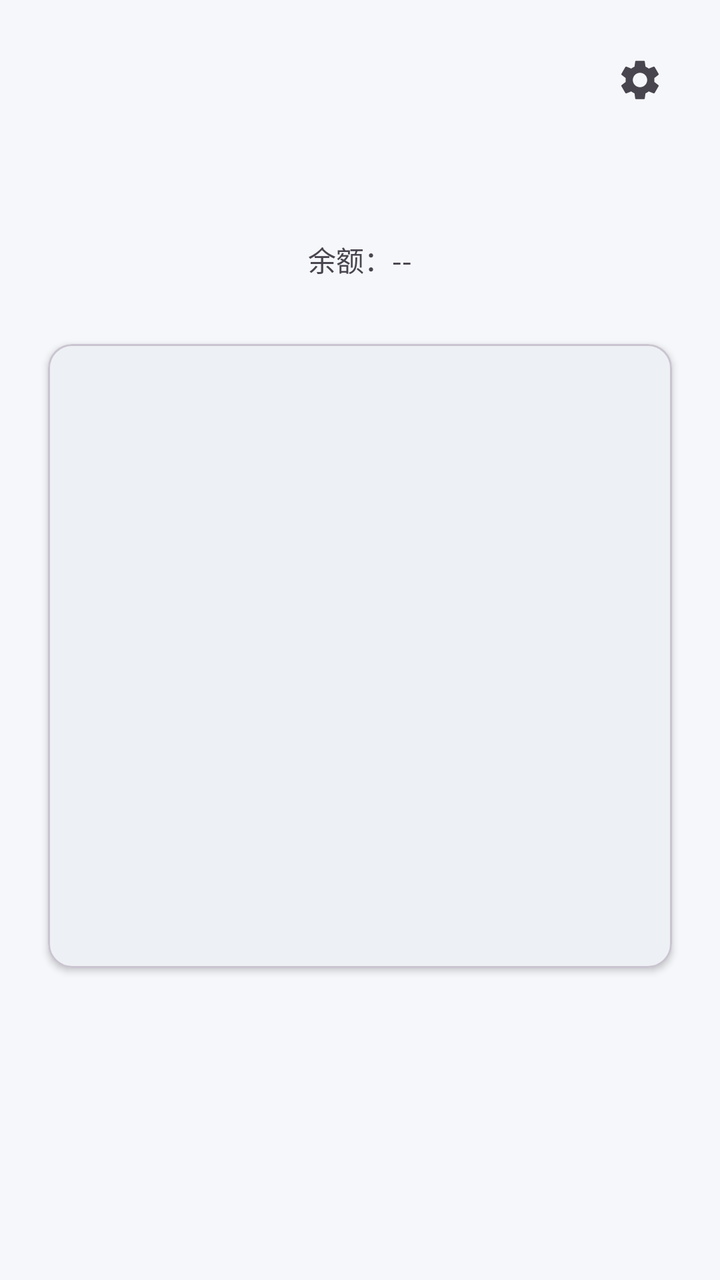
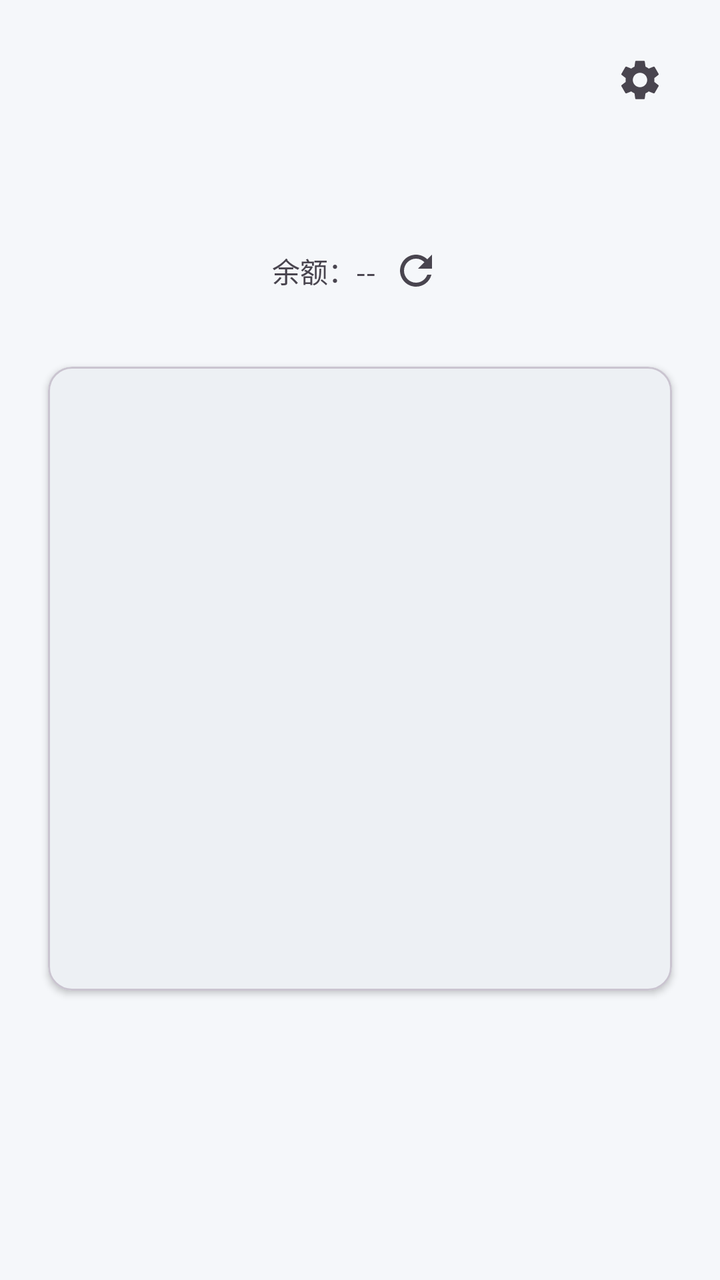

Screens rendered from an Android XML layout before and after an edit, with the pre-edit source and the edit as a unified diff.
<!-- AndroidManifest.xml: application theme Theme.Ecode -->
<!-- res/layout/activity_main.xml -->
<?xml version="1.0" encoding="utf-8"?>
<androidx.constraintlayout.widget.ConstraintLayout
    xmlns:android="http://schemas.android.com/apk/res/android"
    xmlns:app="http://schemas.android.com/apk/res-auto"
    android:layout_width="match_parent"
    android:layout_height="match_parent"
    android:background="@color/md_theme_background">

    <ImageButton
        android:id="@+id/btnSettings"
        android:layout_width="48dp"
        android:layout_height="48dp"
        android:layout_marginTop="16dp"
        android:layout_marginEnd="16dp"
        android:background="?attr/selectableItemBackgroundBorderless"
        android:contentDescription="@string/settings_title"
        android:src="@drawable/ic_settings"
        android:tint="@color/md_theme_on_surface_variant"
        app:layout_constraintEnd_toEndOf="parent"
        app:layout_constraintTop_toTopOf="parent" />

    <TextView
        android:id="@+id/tvUsername"
        android:layout_width="wrap_content"
        android:layout_height="wrap_content"
        android:layout_marginTop="64dp"
        android:textColor="@color/md_theme_primary"
        android:textSize="18sp"
        android:textStyle="bold"
        app:layout_constraintEnd_toEndOf="parent"
        app:layout_constraintStart_toStartOf="parent"
        app:layout_constraintTop_toTopOf="parent" />

    <TextView
        android:id="@+id/tvStatus"
        android:layout_width="wrap_content"
        android:layout_height="wrap_content"
        android:layout_marginTop="8dp"
        android:textColor="@color/md_theme_on_surface_variant"
        android:textSize="14sp"
        app:layout_constraintEnd_toEndOf="parent"
        app:layout_constraintStart_toStartOf="parent"
        app:layout_constraintTop_toBottomOf="@id/tvUsername" />

    <TextView
        android:id="@+id/tvBalance"
        android:layout_width="wrap_content"
        android:layout_height="wrap_content"
        android:layout_marginTop="4dp"
        android:text="@string/balance_unknown"
        android:textColor="@color/md_theme_on_surface_variant"
        android:textSize="14sp"
        app:layout_constraintEnd_toEndOf="parent"
        app:layout_constraintStart_toStartOf="parent"
        app:layout_constraintTop_toBottomOf="@id/tvStatus" />

    <com.google.android.material.card.MaterialCardView
        android:id="@+id/cardQRCode"
        android:layout_width="wrap_content"
        android:layout_height="wrap_content"
        android:layout_marginTop="32dp"
        app:cardCornerRadius="12dp"
        app:cardElevation="2dp"
        app:contentPadding="16dp"
        app:layout_constraintEnd_toEndOf="parent"
        app:layout_constraintStart_toStartOf="parent"
        app:layout_constraintTop_toBottomOf="@id/tvBalance"
        app:strokeColor="@color/md_theme_outline"
        app:strokeWidth="1dp">

        <FrameLayout
            android:layout_width="280dp"
            android:layout_height="280dp">

            <ImageView
                android:id="@+id/ivQRCode"
                android:layout_width="280dp"
                android:layout_height="280dp"
                android:scaleType="fitCenter" />

            <LinearLayout
                android:id="@+id/layoutQRPlaceholder"
                android:layout_width="match_parent"
                android:layout_height="match_parent"
                android:gravity="center"
                android:orientation="vertical"
                android:visibility="gone">

                <ImageView
                    android:layout_width="64dp"
                    android:layout_height="64dp"
                    android:alpha="0.3"
                    android:src="@drawable/ic_lock"
                    android:tint="@color/md_theme_on_surface_variant" />

                <TextView
                    android:layout_width="wrap_content"
                    android:layout_height="wrap_content"
                    android:layout_marginTop="12dp"
                    android:alpha="0.5"
                    android:text="@string/qr_hidden_placeholder"
                    android:textColor="@color/md_theme_on_surface_variant"
                    android:textSize="14sp" />
            </LinearLayout>
        </FrameLayout>
    </com.google.android.material.card.MaterialCardView>

</androidx.constraintlayout.widget.ConstraintLayout>
<!-- resources referenced by this layout -->
<resources>
  <color name="md_theme_background">#F5F7FA</color>
  <color name="md_theme_on_surface_variant">#49454F</color>
  <color name="md_theme_outline">#CAC4D0</color>
  <color name="md_theme_primary">#003366</color>
  <!-- drawable ic_lock (drawable) -->
  <?xml version="1.0" encoding="utf-8"?>
  <vector xmlns:android="http://schemas.android.com/apk/res/android"
      android:width="24dp"
      android:height="24dp"
      android:viewportWidth="24"
      android:viewportHeight="24">
      <path
          android:fillColor="#FF000000"
          android:pathData="M18,8h-1V6c0,-2.76 -2.24,-5 -5,-5S7,3.24 7,6v2H6c-1.1,0 -2,0.9 -2,2v10c0,1.1 0.9,2 2,2h12c1.1,0 2,-0.9 2,-2V10c0,-1.1 -0.9,-2 -2,-2zM12,17c-1.1,0 -2,-0.9 -2,-2s0.9,-2 2,-2 2,0.9 2,2 -0.9,2 -2,2zM15.1,8H8.9V6c0,-1.71 1.39,-3.1 3.1,-3.1s3.1,1.39 3.1,3.1v2z" />
  </vector>
  <string name="balance_unknown">余额：--</string>
  <string name="qr_hidden_placeholder">点击显示二维码</string>
  <string name="settings_title">设置</string>
  <style name="Theme.Ecode" parent="Theme.Material3.DayNight.NoActionBar">
          <item name="colorPrimary">@color/md_theme_primary</item>
          <item name="colorOnPrimary">@color/md_theme_on_primary</item>
          <item name="colorPrimaryContainer">@color/md_theme_primary_container</item>
          <item name="colorOnPrimaryContainer">@color/md_theme_on_primary_container</item>
          <item name="colorSecondary">@color/md_theme_secondary</item>
          <item name="colorOnSecondary">@color/md_theme_on_secondary</item>
          <item name="android:colorBackground">@color/md_theme_background</item>
          <item name="colorOnBackground">@color/md_theme_on_background</item>
          <item name="colorSurface">@color/md_theme_surface</item>
          <item name="colorOnSurface">@color/md_theme_on_surface</item>
          <item name="colorOnSurfaceVariant">@color/md_theme_on_surface_variant</item>
          <item name="colorOutline">@color/md_theme_outline</item>
      </style>
  <color name="md_theme_on_primary">#FFFFFF</color>
  <color name="md_theme_primary_container">#D6E4F0</color>
  <color name="md_theme_on_primary_container">#001D36</color>
  <color name="md_theme_secondary">#535F70</color>
  <color name="md_theme_on_secondary">#FFFFFF</color>
  <color name="md_theme_on_background">#1C1B1F</color>
  <color name="md_theme_surface">#FFFFFF</color>
  <color name="md_theme_on_surface">#1C1B1F</color>
  <!-- unchanged entries left out for length: 1 -->
</resources>

<!-- the commit's change to res/layout/activity_main.xml (unified diff, before → after) -->
@@ -42,17 +42,36 @@
         app:layout_constraintStart_toStartOf="parent"
         app:layout_constraintTop_toBottomOf="@id/tvUsername" />
 
-    <TextView
-        android:id="@+id/tvBalance"
+    <LinearLayout
+        android:id="@+id/layoutBalance"
         android:layout_width="wrap_content"
         android:layout_height="wrap_content"
         android:layout_marginTop="4dp"
-        android:text="@string/balance_unknown"
-        android:textColor="@color/md_theme_on_surface_variant"
-        android:textSize="14sp"
+        android:gravity="center_vertical"
+        android:orientation="horizontal"
         app:layout_constraintEnd_toEndOf="parent"
         app:layout_constraintStart_toStartOf="parent"
-        app:layout_constraintTop_toBottomOf="@id/tvStatus" />
+        app:layout_constraintTop_toBottomOf="@id/tvStatus">
+
+        <TextView
+            android:id="@+id/tvBalance"
+            android:layout_width="wrap_content"
+            android:layout_height="wrap_content"
+            android:text="@string/balance_unknown"
+            android:textColor="@color/md_theme_on_surface_variant"
+            android:textSize="14sp" />
+
+        <ImageButton
+            android:id="@+id/btnRefreshBalance"
+            android:layout_width="32dp"
+            android:layout_height="32dp"
+            android:layout_marginStart="4dp"
+            android:background="?attr/selectableItemBackgroundBorderless"
+            android:contentDescription="@string/refresh_balance"
+            android:padding="4dp"
+            android:src="@drawable/ic_refresh"
+            android:tint="@color/md_theme_on_surface_variant" />
+    </LinearLayout>
 
     <com.google.android.material.card.MaterialCardView
         android:id="@+id/cardQRCode"
@@ -64,7 +83,7 @@
         app:contentPadding="16dp"
         app:layout_constraintEnd_toEndOf="parent"
         app:layout_constraintStart_toStartOf="parent"
-        app:layout_constraintTop_toBottomOf="@id/tvBalance"
+        app:layout_constraintTop_toBottomOf="@id/layoutBalance"
         app:strokeColor="@color/md_theme_outline"
         app:strokeWidth="1dp">
 
<!-- resource entries referenced after the edit -->
@@ -15,8 +15,20 @@
           android:fillColor="#FF000000"
           android:pathData="M18,8h-1V6c0,-2.76 -2.24,-5 -5,-5S7,3.24 7,6v2H6c-1.1,0 -2,0.9 -2,2v10c0,1.1 0.9,2 2,2h12c1.1,0 2,-0.9 2,-2V10c0,-1.1 -0.9,-2 -2,-2zM12,17c-1.1,0 -2,-0.9 -2,-2s0.9,-2 2,-2 2,0.9 2,2 -0.9,2 -2,2zM15.1,8H8.9V6c0,-1.71 1.39,-3.1 3.1,-3.1s3.1,1.39 3.1,3.1v2z" />
   </vector>
+  <!-- drawable ic_refresh (drawable) -->
+  <?xml version="1.0" encoding="utf-8"?>
+  <vector xmlns:android="http://schemas.android.com/apk/res/android"
+      android:width="24dp"
+      android:height="24dp"
+      android:viewportWidth="24"
+      android:viewportHeight="24">
+      <path
+          android:fillColor="#FF000000"
+          android:pathData="M17.65,6.35C16.2,4.9 14.21,4 12,4c-4.42,0 -7.99,3.58 -7.99,8s3.57,8 7.99,8c3.73,0 6.84,-2.55 7.73,-6h-2.08c-0.82,2.33 -3.04,4 -5.65,4 -3.31,0 -6,-2.69 -6,-6s2.69,-6 6,-6c1.66,0 3.14,0.69 4.22,1.78L13,11h7V4l-2.35,2.35z" />
+  </vector>
   <string name="balance_unknown">余额：--</string>
   <string name="qr_hidden_placeholder">点击显示二维码</string>
+  <string name="refresh_balance">刷新余额</string>
   <string name="settings_title">设置</string>
   <style name="Theme.Ecode" parent="Theme.Material3.DayNight.NoActionBar">
           <item name="colorPrimary">@color/md_theme_primary</item>
